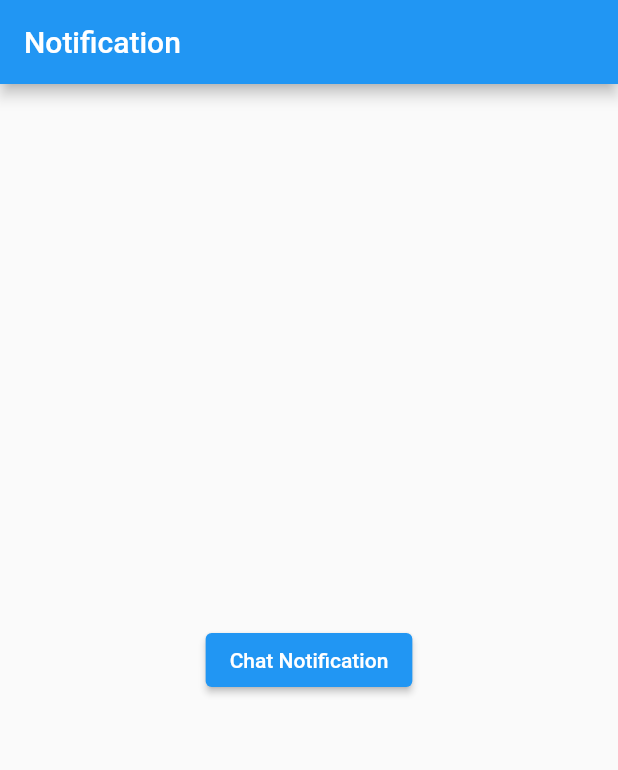
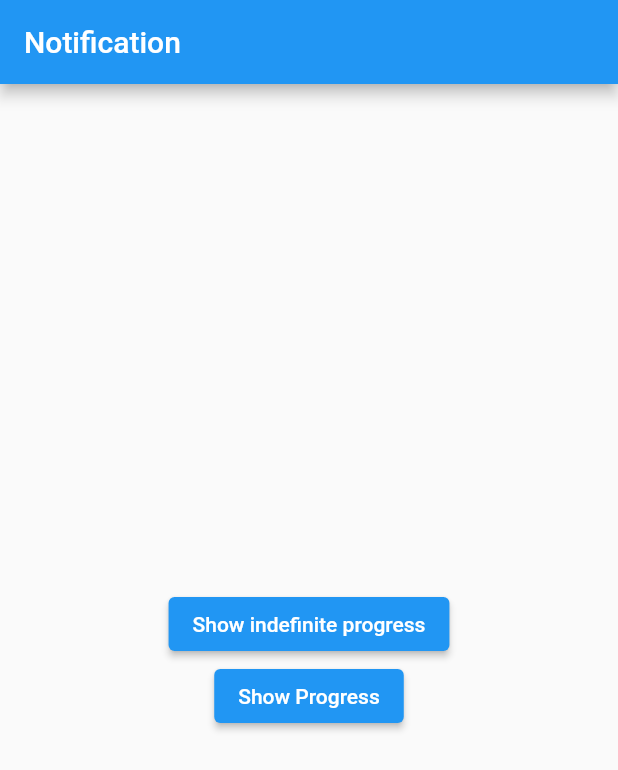
Before and after one commit to anmol-me/notification_course, a Flutter app: the screen it shows after launch, on a phone screen of 412 x 824 dp. Shown: the top 770 px of the screen. Run offline on Flutter 3.47's test engine with Material 2 defaults, Android fonts, the phone set to English and light mode, and no system bars; our stand-ins replace awesome_notifications, fluttertoast.

Commit message:
Progress bar notification (Android only)

```diff
--- a/lib/main.dart
+++ b/lib/main.dart
@@ -69,16 +69,13 @@ class _MyHomePageState extends State<MyHomePage> {
           mainAxisAlignment: MainAxisAlignment.center,
           children: [
             ElevatedButton(
-              onPressed: () async =>
-                  await LocalNotification.createMessagingNotification(
-                channelKey: channelChatKey,
-                groupKey: 'Guy_group',
-                chatName: 'Guy Group',
-                username: 'Guy',
-                message: 'Guy has sent a message.',
-                largeIcon: 'asset://assets/profile_photo.jpg',
-              ),
-              child: const Text('Chat Notification'),
+              onPressed: () =>
+                  LocalNotification.showIndeterminateProgressNotification(19),
+              child: const Text('Show indefinite progress'),
+            ),
+            ElevatedButton(
+              onPressed: () => LocalNotification.showProgressNotification(2),
+              child: const Text('Show Progress'),
             ),
           ],
         ),
```
Also changed, not shown: lib/services/local_notification.dart (+88 -1 lines).
